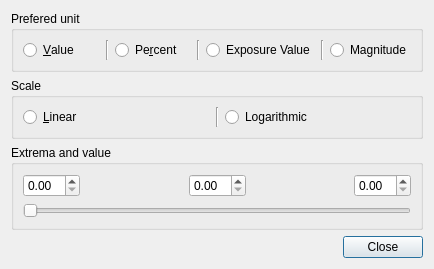
Above: ui/slider.ui from ploki/darkflow before the change. Below: the same form after it.
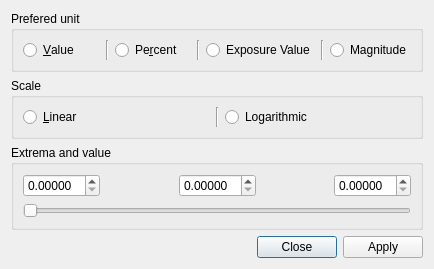
That is the form after the change.

Diff of the .ui file:
```diff
--- a/ui/slider.ui
+++ b/ui/slider.ui
@@ -115,6 +115,9 @@
           <property name="suffix">
            <string/>
           </property>
+          <property name="decimals">
+           <number>5</number>
+          </property>
          </widget>
         </item>
         <item>
@@ -135,6 +138,9 @@
           <property name="suffix">
            <string/>
           </property>
+          <property name="decimals">
+           <number>5</number>
+          </property>
          </widget>
         </item>
         <item>
@@ -151,7 +157,11 @@
          </spacer>
         </item>
         <item>
-         <widget class="QDoubleSpinBox" name="dspin_max"/>
+         <widget class="QDoubleSpinBox" name="dspin_max">
+          <property name="decimals">
+           <number>5</number>
+          </property>
+         </widget>
         </item>
        </layout>
       </item>
@@ -174,7 +184,7 @@
       <enum>Qt::Horizontal</enum>
      </property>
      <property name="standardButtons">
-      <set>QDialogButtonBox::Close</set>
+      <set>QDialogButtonBox::Apply|QDialogButtonBox::Close</set>
      </property>
     </widget>
    </item>
```
Left out of the diff: 27 changed lines with no effect on the pictures.
